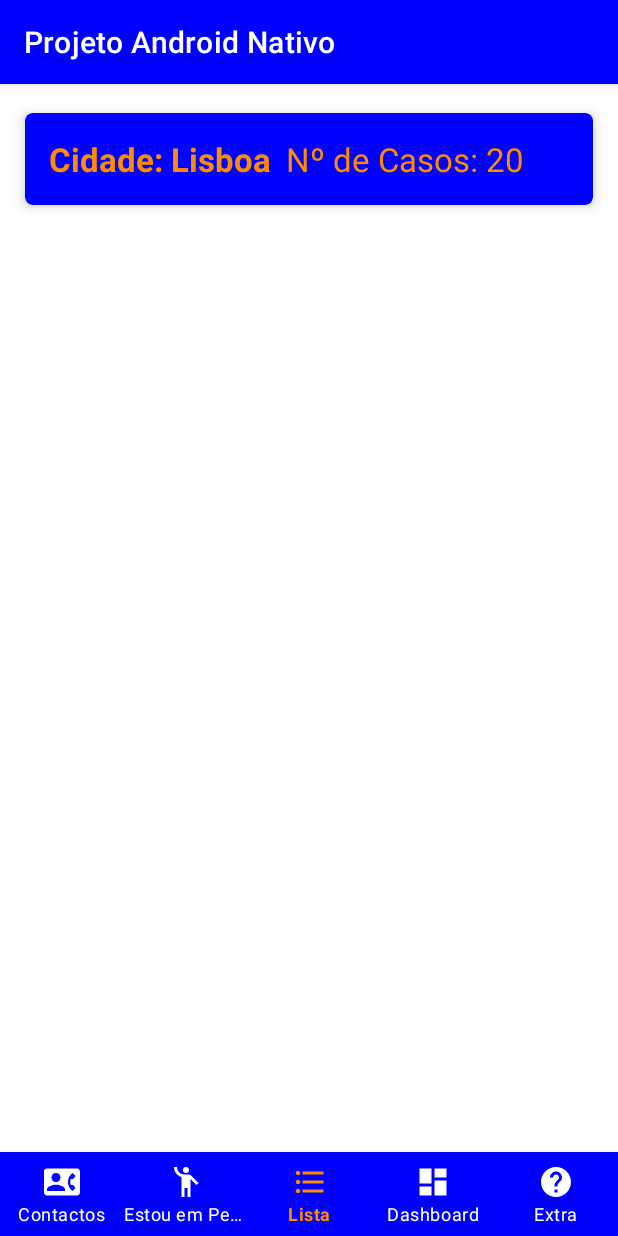
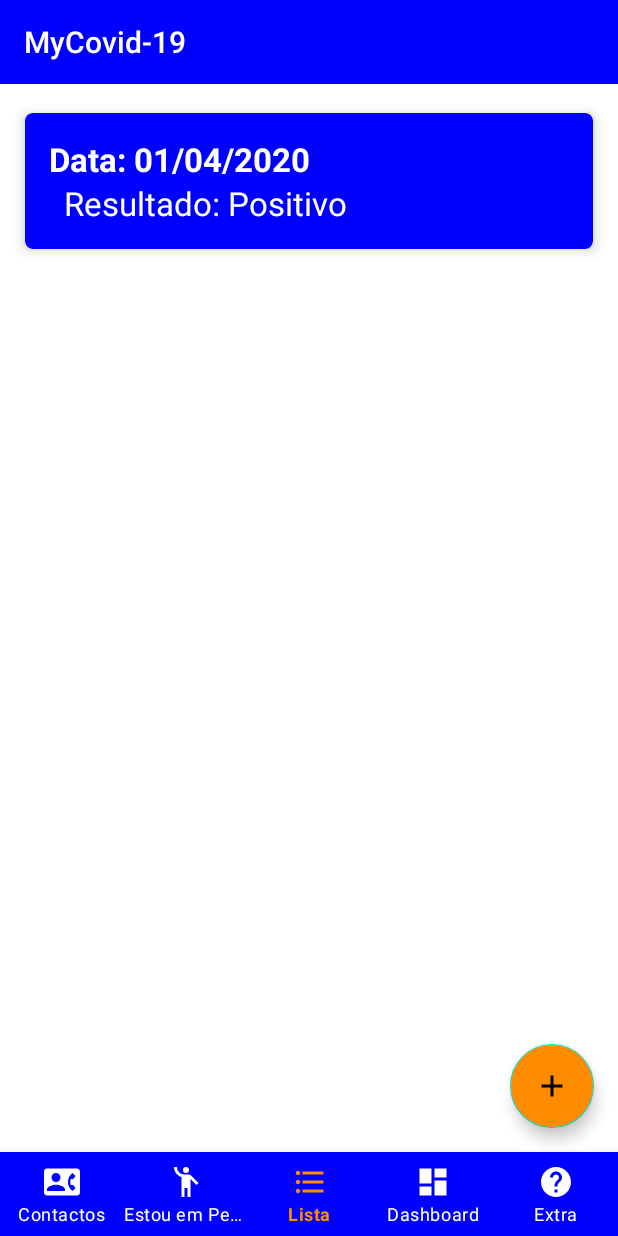
Before and after one commit to joaocardosoit/Android-Project-ULHT-MC20-21, an Android app: the screen it shows after launch (MainActivity), on a phone screen of 412 x 824 dp. Run offline under Robolectric (Android 15) with nearby library versions, the phone set to English and light mode, and no system bars; libraries missing offline, so code that uses them is left out: pt.ulusofona.deisi.

Commit message:
Registar fragmento, Fab para registar teste, toolbar e bottom nav bar funcional. Lindinho s2

```diff
--- a/app/src/main/java/pt/ulusofona/deisi/a2020/cm/g2/ContactosFragment.kt
+++ b/app/src/main/java/pt/ulusofona/deisi/a2020/cm/g2/ContactosFragment.kt
@@ -22,4 +22,8 @@ class ContactosFragment : Fragment() {
         expandableListView.setAdapter(pt.ulusofona.deisi.a2020.cm.g2.ExpandableListAdapter(activity as Context, assunto, conteudo))
         super.onStart()
     }
+
+    override fun onActivityCreated(savedInstanceState: Bundle?) {
+        super.onActivityCreated(savedInstanceState)
+    }
 }
--- a/app/src/main/java/pt/ulusofona/deisi/a2020/cm/g2/ListaAdapter.kt
+++ b/app/src/main/java/pt/ulusofona/deisi/a2020/cm/g2/ListaAdapter.kt
@@ -12,8 +12,8 @@ import kotlinx.android.synthetic.main.item_lista.view.*
 class ListaAdapter(private val context: Context, private val layout: Int, private val items: MutableList<Teste>): RecyclerView.Adapter<ListaAdapter.ListaViewHolder>() {
 
     class ListaViewHolder(view: View): RecyclerView.ViewHolder(view){
-        val numCasos: TextView = view.text_numCasos
-        val cidade: TextView = view.text_cidade
+        val data: TextView = view.text_data
+        val resultado: TextView = view.text_resultado
     }
 
     override fun onCreateViewHolder(parent: ViewGroup, viewType: Int): ListaViewHolder {
@@ -22,8 +22,8 @@ class ListaAdapter(private val context: Context, private val layout: Int, privat
 
     @SuppressLint("SetTextI18n")
     override fun onBindViewHolder(holder: ListaViewHolder, position: Int) {
-        holder.cidade.text = "Cidade: ${items[position].cidade}"
-        holder.numCasos.text = "Nº de Casos: ${items[position].numCasos}"
+        holder.data.text = "Data: ${items[position].data}"
+        holder.resultado.text = "Resultado: ${items[position].resultado}"
     }
 
     override fun getItemCount(): Int = items.size
--- a/app/src/main/java/pt/ulusofona/deisi/a2020/cm/g2/ListaFragment.kt
+++ b/app/src/main/java/pt/ulusofona/deisi/a2020/cm/g2/ListaFragment.kt
@@ -24,5 +24,13 @@ class ListaFragment : Fragment() {
         super.onStart()
         list_casos.layoutManager = LinearLayoutManager(activity as Context)
         list_casos.adapter = ListaAdapter(activity as Context, R.layout.item_lista, testes)
+
+        fab.setOnClickListener(){
+            activity?.supportFragmentManager?.let { NavigationManager.goToAdicionarTesteFragment(it)}
+        }
+    }
+
+    override fun onActivityCreated(savedInstanceState: Bundle?) {
+        super.onActivityCreated(savedInstanceState)
     }
 }
--- a/app/src/main/java/pt/ulusofona/deisi/a2020/cm/g2/MainActivity.kt
+++ b/app/src/main/java/pt/ulusofona/deisi/a2020/cm/g2/MainActivity.kt
@@ -8,13 +8,18 @@ import android.view.MenuItem
 import com.google.android.material.bottomnavigation.BottomNavigationView
 import com.google.android.material.navigation.NavigationView
 import kotlinx.android.synthetic.main.activity_main.*
+import kotlinx.android.synthetic.main.fragment_adicionar_teste.*
 
-var testes: MutableList<Teste> = mutableListOf(Teste(20, 10, 30, "Lisboa"))
+var testes: MutableList<Teste> = mutableListOf(Teste("01/04/2020", "Positivo", true, "Sintra"))
 class MainActivity : AppCompatActivity(), BottomNavigationView.OnNavigationItemSelectedListener {
+
+
 
     override fun onCreate(savedInstanceState: Bundle?) {
         super.onCreate(savedInstanceState)
         setContentView(R.layout.activity_main)
+        setSupportActionBar(toolbar_main)
+        bottomNavigation()
     }
 
     override fun onStart() {
@@ -31,6 +36,18 @@ class MainActivity : AppCompatActivity(), BottomNavigationView.OnNavigationItemS
         return true
     }
 
+    private fun bottomNavigation(){
+        bottom_navigation.setOnNavigationItemSelectedListener{ item ->
+            when(item.itemId){
+                R.id.ic_lista -> {NavigationManager.goToListaFragment(supportFragmentManager)
+                    true}
+                R.id.ic_contactos -> {NavigationManager.goToContactosFragment(supportFragmentManager)
+                    true}
+                else -> true
+            }
+        }
+    }
+
     override fun onResume() {
         super.onResume()
     }
--- a/app/src/main/java/pt/ulusofona/deisi/a2020/cm/g2/NavigationManager.kt
+++ b/app/src/main/java/pt/ulusofona/deisi/a2020/cm/g2/NavigationManager.kt
@@ -19,5 +19,9 @@ abstract class NavigationManager {
         fun goToContactosFragment(fm: FragmentManager){
             placeFragment(fm, ContactosFragment())
         }
+
+        fun goToAdicionarTesteFragment(fm: FragmentManager){
+            placeFragment(fm, AdicionarTesteFragment())
+        }
     }
 }
--- a/app/src/main/java/pt/ulusofona/deisi/a2020/cm/g2/Teste.kt
+++ b/app/src/main/java/pt/ulusofona/deisi/a2020/cm/g2/Teste.kt
@@ -1,4 +1,4 @@
 package pt.ulusofona.deisi.a2020.cm.g2
 
-class Teste(val numCasos: Int, val numResolvidos: Int, val numTestados: Int, val cidade: String) {
+class Teste(val data: String, val resultado: String, val estado: Boolean, val local: String) {
 }
--- /dev/null
+++ b/app/src/main/res/drawable/ic_baseline_add_24.xml
@@ -0,0 +1,5 @@
+<vector android:height="24dp" android:tint="#FFFFFF"
+    android:viewportHeight="24" android:viewportWidth="24"
+    android:width="24dp" xmlns:android="http://schemas.android.com/apk/res/android">
+    <path android:fillColor="@android:color/white" android:pathData="M19,13h-6v6h-2v-6H5v-2h6V5h2v6h6v2z"/>
+</vector>
--- /dev/null
+++ b/app/src/main/res/drawable/ic_baseline_arrow_back_24.xml
@@ -0,0 +1,5 @@
+<vector android:autoMirrored="true" android:height="24dp"
+    android:tint="#FFFFFF" android:viewportHeight="24"
+    android:viewportWidth="24" android:width="24dp" xmlns:android="http://schemas.android.com/apk/res/android">
+    <path android:fillColor="@android:color/white" android:pathData="M20,11H7.83l5.59,-5.59L12,4l-8,8 8,8 1.41,-1.41L7.83,13H20v-2z"/>
+</vector>
--- a/app/src/main/res/layout/activity_main.xml
+++ b/app/src/main/res/layout/activity_main.xml
@@ -7,11 +7,21 @@
     android:layout_height="match_parent"
     tools:context="pt.ulusofona.deisi.a2020.cm.g2.MainActivity">
 
+    <androidx.appcompat.widget.Toolbar
+        android:id="@+id/toolbar_main"
+        android:layout_width="match_parent"
+        android:layout_height="wrap_content"
+        app:title="MyCovid-19"
+        android:background="@color/blue"
+        android:theme="@style/ToolbarTheme"
+        />
+
     <FrameLayout
         android:id="@+id/frame_layout"
         android:layout_width="match_parent"
         android:layout_height="match_parent"
-        android:layout_above="@id/bottom_navigation"/>
+        android:layout_above="@id/bottom_navigation"
+        android:layout_below="@id/toolbar_main"/>
 
     <com.google.android.material.bottomnavigation.BottomNavigationView
         android:id="@+id/bottom_navigation"
--- a/app/src/main/res/layout/fragment_lista.xml
+++ b/app/src/main/res/layout/fragment_lista.xml
@@ -12,4 +12,21 @@
         android:layout_height="match_parent"
         tools:listitem="@layout/item_lista"/>
 
+
+    <androidx.coordinatorlayout.widget.CoordinatorLayout
+        android:layout_width="match_parent"
+        android:layout_height="match_parent">
+        <com.google.android.material.floatingactionbutton.FloatingActionButton
+            android:id="@+id/fab"
+            android:layout_width="wrap_content"
+            android:layout_height="wrap_content"
+            android:layout_gravity="bottom|end"
+            android:backgroundTint="@color/orange"
+            android:theme="@style/FABTheme"
+            android:layout_margin="16dp"
+            android:contentDescription="@string/adicionar"
+            android:src="@drawable/ic_baseline_add_24" />
+    </androidx.coordinatorlayout.widget.CoordinatorLayout>
+
+
 </RelativeLayout>
--- a/app/src/main/res/layout/item_lista.xml
+++ b/app/src/main/res/layout/item_lista.xml
@@ -15,20 +15,20 @@
         android:padding="16dp">
 
         <TextView
-            android:id="@+id/text_cidade"
+            android:id="@+id/text_data"
             android:layout_width="wrap_content"
             android:layout_height="wrap_content"
             android:textSize="22sp"
-            android:textColor="@color/orange"
+            android:textColor="@color/white"
             android:textStyle="bold"
             />
         <TextView
-            android:id="@+id/text_numCasos"
+            android:id="@+id/text_resultado"
             android:layout_width="wrap_content"
             android:layout_height="wrap_content"
             android:textSize="22sp"
-            android:textColor="@color/orange"
-            android:layout_toEndOf="@+id/text_cidade"
+            android:textColor="@color/white"
+            android:layout_below="@id/text_data"
             android:layout_marginStart="10dp"
             android:layout_marginEnd="10dp"
             />
--- a/app/src/main/res/values/strings.xml
+++ b/app/src/main/res/values/strings.xml
@@ -5,6 +5,10 @@
     <string name="lista_de_testes">Lista</string>
     <string name="dashboard">Dashboard</string>
     <string name="extra">Extra</string>
+    <string name="data">Data: </string>
+    <string name="resultado">Resultado: </string>
     <!-- TODO: Remove or change this placeholder text -->
     <string name="hello_blank_fragment">Hello blank fragment</string>
+    <string name="adicionar">Adicionar</string>
+    <string name="voltar">Voltar</string>
 </resources>
--- a/app/src/main/res/values/themes.xml
+++ b/app/src/main/res/values/themes.xml
@@ -1,6 +1,6 @@
 <resources xmlns:tools="http://schemas.android.com/tools">
     <!-- Base application theme. -->
-    <style name="Theme.Projeto" parent="Theme.MaterialComponents.DayNight.DarkActionBar">
+    <style name="Theme.Projeto" parent="Theme.MaterialComponents.DayNight.NoActionBar">
         <!-- Primary brand color. -->
         <item name="colorPrimary">@color/blue</item>
         <item name="colorPrimaryVariant">@color/second_blue</item>
@@ -8,7 +8,7 @@
         <!-- Secondary brand color. -->
         <item name="colorSecondary">@color/teal_200</item>
         <item name="colorSecondaryVariant">@color/teal_700</item>
-        <item name="colorOnSecondary">@color/black</item>
+        <item name="colorOnSecondary">@color/white</item>
         <!-- Status bar color. -->
         <item name="android:statusBarColor" tools:targetApi="l">?attr/colorPrimaryVariant</item>
         <!-- Customize your theme here. -->
@@ -19,4 +19,16 @@
         <item name="android:itemBackground">@color/blue</item>
         <item name="android:textColorSecondary">@color/orange</item>
     </style>
+
+    <style name="FABTheme" parent="Theme.AppCompat.Light">
+        <item name="colorPrimary">@color/orange</item>
+        <item name="android:itemBackground">@color/white</item>
+    </style>
+
+    <style name="ToolbarTheme" parent="Theme.AppCompat.Light">
+        <item name="colorPrimary">@color/blue</item>
+        <item name="android:itemBackground">@color/white</item>
+        <item name="android:textColorPrimary">@color/white</item>
+        <item name="android:textColorSecondary">@color/white</item>
+    </style>
 </resources>
```
Also changed, not shown: app/src/main/java/pt/ulusofona/deisi/a2020/cm/g2/AdicionarTesteFragment.kt (added, +37 -0 lines), app/src/main/res/layout/fragment_adicionar_teste.xml (added, +10 -0 lines), app/src/main/res/menu/toolbar_menu.xml (added, +8 -0 lines).
